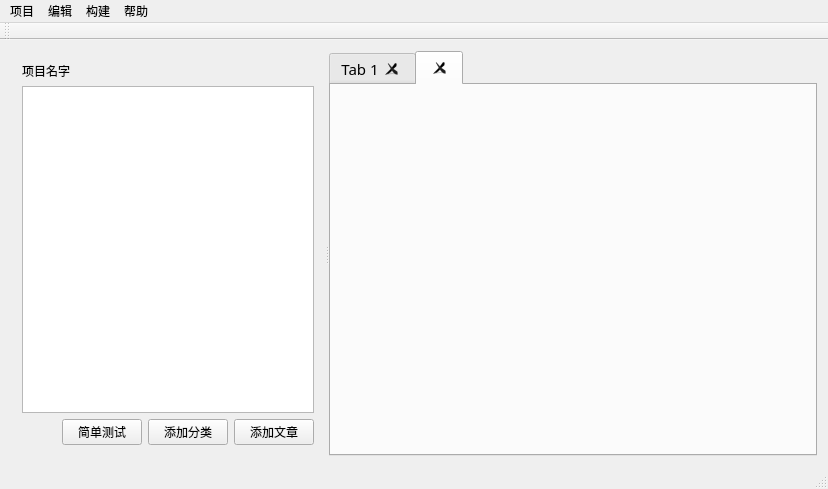
Deviluna/MediaIDE_free, file mainwindow.ui: the form before one commit.
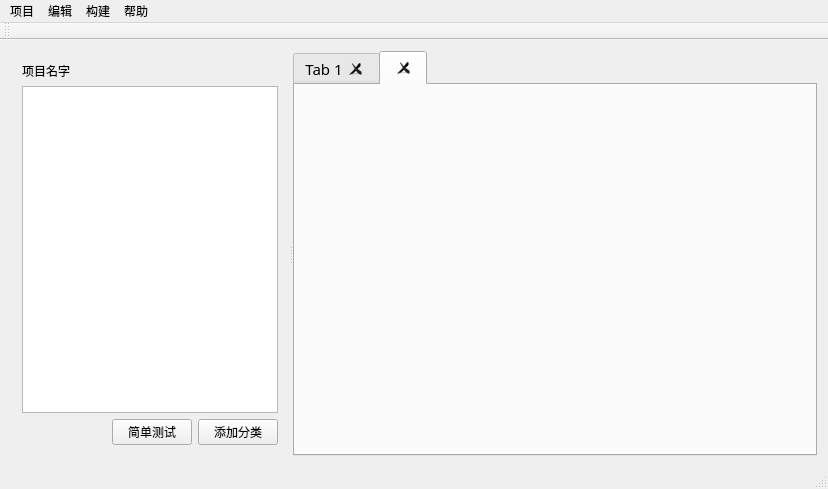
The form after the commit.

The edit to the form file:
```diff
--- a/mainwindow.ui
+++ b/mainwindow.ui
@@ -105,16 +105,6 @@
             </property>
            </widget>
           </item>
-          <item>
-           <widget class="QPushButton" name="pushButton_7">
-            <property name="text">
-             <string>添加文章</string>
-            </property>
-            <property name="shortcut">
-             <string>Ctrl+T</string>
-            </property>
-           </widget>
-          </item>
          </layout>
         </item>
        </layout>
```
Left out of the diff: 4 changed lines with no effect on the pictures.
